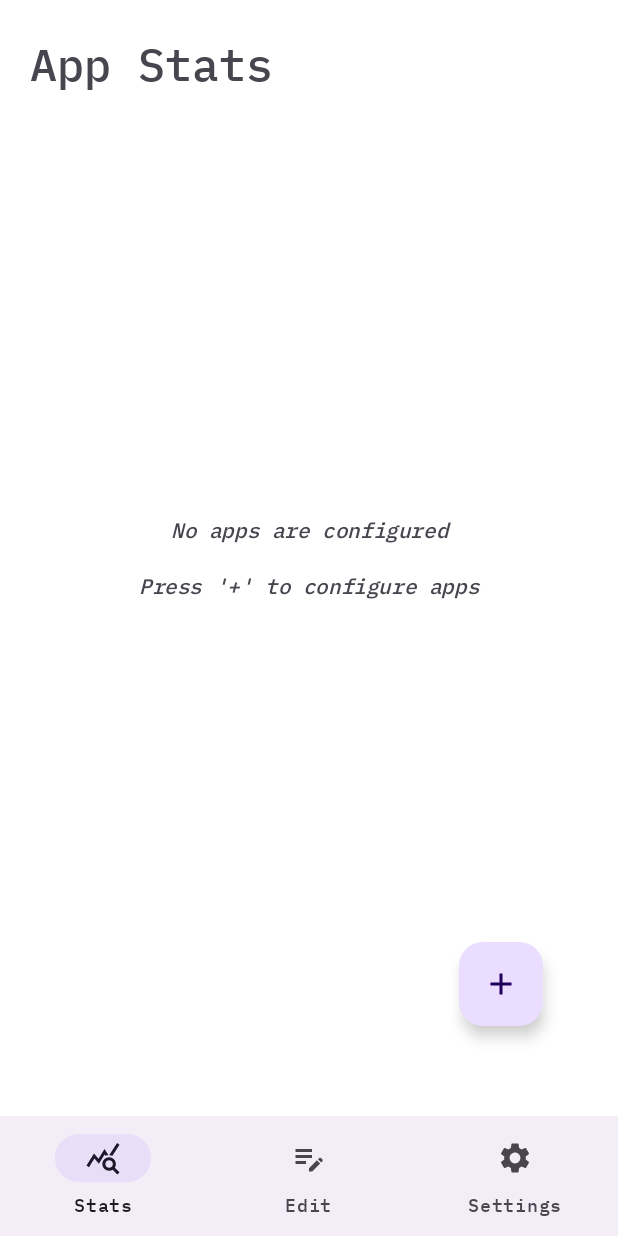
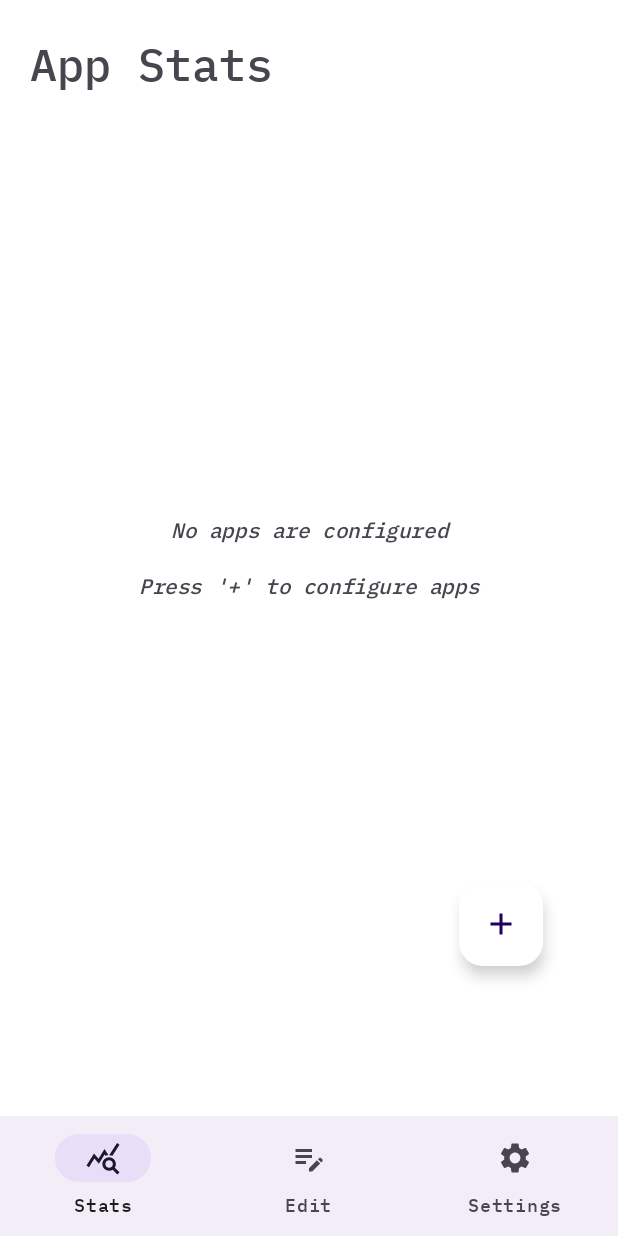
Before and after one commit to Sarthak2477/Mindful, an Android app: the StatsFragment screen opened directly, with no data from a screen before it, on a phone screen of 412 x 824 dp. Run offline under Robolectric (Android 15) with nearby library versions, the phone set to English and light mode, and no system bars; libraries missing offline, so code that uses them is left out: com.github.mikephil.charting.

Commit message:
UI improved

```diff
--- a/app/src/main/res/drawable/icon_add.xml
+++ b/app/src/main/res/drawable/icon_add.xml
@@ -1,4 +1,4 @@
-<vector xmlns:android="http://schemas.android.com/apk/res/android" android:height="24dp" android:tint="#CFBBFE" android:viewportHeight="24" android:viewportWidth="24" android:width="24dp">
+<vector xmlns:android="http://schemas.android.com/apk/res/android" android:height="24dp" android:tint="#000000" android:viewportHeight="24" android:viewportWidth="24" android:width="24dp">
 
     <path android:fillColor="@android:color/white" android:pathData="M19,13h-6v6h-2v-6H5v-2h6V5h2v6h6v2z"/>
 
--- a/app/src/main/res/layout/fragment_grant_permission.xml
+++ b/app/src/main/res/layout/fragment_grant_permission.xml
@@ -20,7 +20,8 @@
         android:layout_centerHorizontal="true"
         android:layout_centerInParent="true"
         android:layout_marginBottom="20dp"
-        android:backgroundTint="@color/foreground"
+        android:backgroundTint="@color/white"
+        android:textColor="@color/black"
         style="@style/Widget.MaterialComponents.Button.TextButton"
         android:text="@string/usage_access_permissions"/>
 
@@ -29,7 +30,8 @@
         android:layout_width="match_parent"
         android:layout_height="60dp"
         android:layout_centerHorizontal="true"
-        android:backgroundTint="@color/foreground"
+        android:backgroundTint="@color/white"
+        android:textColor="@color/black"
         style="@style/Widget.MaterialComponents.Button.TextButton"
         android:layout_below="@+id/usage_access_btn"
         android:text="Appear On Top Permission"/>
--- a/app/src/main/res/layout/fragment_stats.xml
+++ b/app/src/main/res/layout/fragment_stats.xml
@@ -3,6 +3,7 @@
     xmlns:tools="http://schemas.android.com/tools"
     android:layout_width="match_parent"
     android:layout_height="match_parent"
+    xmlns:app="http://schemas.android.com/apk/res-auto"
     android:background="@color/bg"
     android:padding="20dp"
     tools:context=".fragment.StatsFragment">
@@ -13,6 +14,7 @@
         android:layout_width="match_parent"
         android:layout_height="wrap_content"
         android:text="App Stats"
+        android:layout_marginBottom="10dp"
         android:textSize="30sp"/>
 
     <TextView
@@ -25,31 +27,30 @@
         android:textStyle="italic"
         android:text="No apps are configured\n\nPress '+' to configure apps"/>
 
-    <androidx.core.widget.NestedScrollView
-        android:layout_width="match_parent"
-        android:layout_marginTop="20dp"
-        android:layout_below="@+id/text_app_stats"
-        android:layout_height="match_parent">
+
 
         <androidx.recyclerview.widget.RecyclerView
+            android:layout_marginTop="60dp"
+            android:layout_marginBottom="100dp"
             android:id="@+id/stat_recycler_view"
             android:layout_width="match_parent"
-            android:layout_height="match_parent"
+            android:layout_height="wrap_content"
 
         />
 
 
-    </androidx.core.widget.NestedScrollView>
 
     <com.google.android.material.floatingactionbutton.FloatingActionButton
         android:id="@+id/configure_apps"
         android:src="@drawable/icon_add"
         android:layout_width="wrap_content"
         android:layout_height="wrap_content"
+        android:backgroundTintMode="src_atop"
         android:layout_alignEnd="@+id/text_app_stats"
         android:layout_gravity="end"
         android:layout_alignParentBottom="true"
-        android:layout_marginBottom="40dp"
+        android:backgroundTint="#FFFFFF"
+        android:layout_marginBottom="80dp"
         android:layout_marginRight="30dp"
         android:contentDescription="TODO" />
     <!--        </LinearLayout>-->
--- a/app/src/main/res/layout/item_app.xml
+++ b/app/src/main/res/layout/item_app.xml
@@ -51,5 +51,5 @@
         android:layout_width="match_parent"
         android:layout_height="1dp"
         android:layout_gravity="bottom"
-        android:background="#CFBBFE" />
+        android:background="#FFFFFF" />
 </LinearLayout>
--- a/app/src/main/res/layout/timer_dialog.xml
+++ b/app/src/main/res/layout/timer_dialog.xml
@@ -3,8 +3,8 @@
     xmlns:android="http://schemas.android.com/apk/res/android"
     android:layout_width="match_parent"
     android:layout_height="wrap_content"
-    android:backgroundTint="@color/bg"
-    android:layout_margin="20dp"
+    android:background="@color/bg"
+    android:padding="20dp"
     android:orientation="vertical">
 
     <TextView
@@ -47,12 +47,14 @@
             android:layout_width="wrap_content"
             android:layout_height="wrap_content"
             android:layout_marginRight="10dp"
+            android:textColor="@color/white"
             style="?attr/materialButtonOutlinedStyle"
             android:text="Cancel"/>
         <Button
             android:id="@+id/ok_set_timer"
             android:layout_width="wrap_content"
             android:layout_height="wrap_content"
+            android:textColor="@color/white"
             style="?attr/materialButtonOutlinedStyle"
             android:text="Ok"/>
     </LinearLayout>
--- a/app/src/main/res/values-night/color.xml
+++ b/app/src/main/res/values-night/color.xml
@@ -2,7 +2,6 @@
 <resources>
     <color name="black">#FF000000</color>
     <color name="white">#FFFFFFFF</color>
-    <color name="bg">#18122B</color>
-    <color name="foreground">#393053</color>
-    <color name="primary">#635985</color>
+    <color name="bg">#0B0813</color>
+    <color name="foreground">#FFFFFFFF</color>
 </resources>
--- a/app/src/main/res/values/themes.xml
+++ b/app/src/main/res/values/themes.xml
@@ -4,6 +4,5 @@
         <!-- Customize your light theme here. -->
         <!-- <item name="colorPrimary">@color/my_light_primary</item> -->
     </style>
-
     <style name="Theme.Mindful" parent="Base.Theme.Mindful" />
 </resources>
```
Also changed, not shown: app/src/main/res/drawable/hourglass.xml (+4 -4 lines), app/src/main/res/layout/fragment_edit.xml (+6 -4 lines), app/src/main/res/layout/fragment_get_started.xml (+21 -11 lines), app/src/main/res/layout/fragment_second.xml (deleted, +0 -35 lines), app/src/main/res/layout/fragment_settings.xml (+4 -3 lines), app/src/main/res/layout/item_stat_app.xml (+34 -16 lines).
